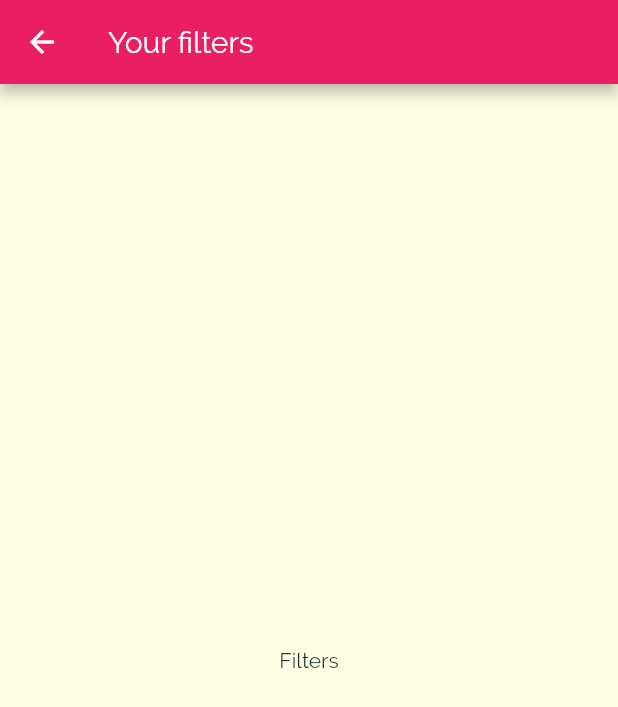
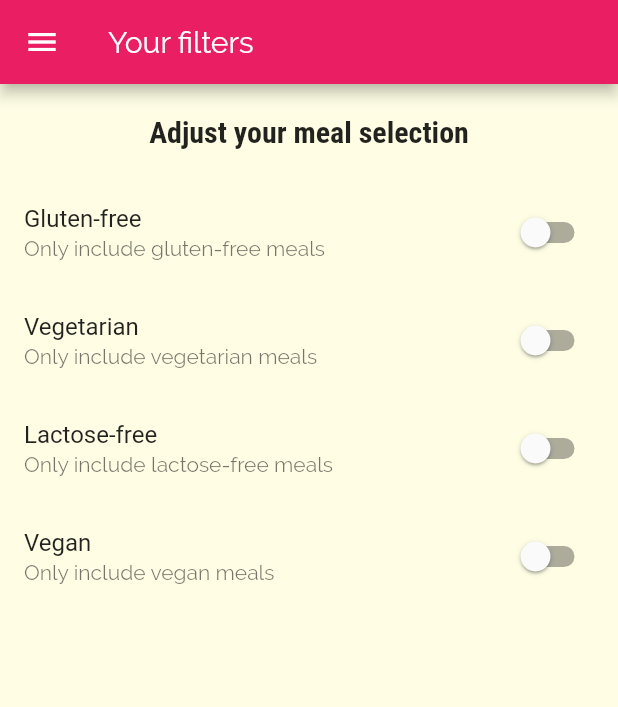
Before and after one commit to prelipceancristian/meals_app, a Flutter app: the FiltersScreen screen opened by its route, on a phone screen of 412 x 824 dp. Shown: the top 707 px of the screen. Run offline on Flutter 3.47's test engine with Material 2 defaults, Android fonts, the phone set to English and light mode, and no system bars.

```diff
--- a/lib/main.dart
+++ b/lib/main.dart
@@ -6,7 +6,19 @@ import 'screens/category_meals_screen.dart';
 
 void main() => runApp(MyApp());
 
-class MyApp extends StatelessWidget {
+class MyApp extends StatefulWidget {
+  @override
+  _MyAppState createState() => _MyAppState();
+}
+
+class _MyAppState extends State<MyApp> {
+Map<String, bool> _filters = {
+  'gluten':false,
+  'vegan':false,
+  'lactose':false,
+  'vegetarian':false
+};
+
   @override
   Widget build(BuildContext context) {
     return MaterialApp(
--- a/lib/screens/filters_screen.dart
+++ b/lib/screens/filters_screen.dart
@@ -1,17 +1,87 @@
 import 'package:flutter/material.dart';
+import '../widgets/main_drawer.dart';
 
-class FiltersScreen extends StatelessWidget {
+class FiltersScreen extends StatefulWidget {
   static const routeName = '/filters';
+
+  @override
+  _FiltersScreenState createState() => _FiltersScreenState();
+}
+
+class _FiltersScreenState extends State<FiltersScreen> {
+  bool _glutenFree = false;
+  bool _vegetarian = false;
+  bool _vegan = false;
+  bool _lactoseFree = false;
+
+  Widget _buildSwitchListTile(String title, String description,
+      bool curentValue, Function updateValue) {
+    return SwitchListTile(
+        title: Text(title),
+        value: curentValue,
+        subtitle: Text(description),
+        onChanged: updateValue);
+  }
 
   @override
   Widget build(BuildContext context) {
     return Scaffold(
-      appBar: AppBar(
-        title: Text('Your filters'),
-      ),
-      body: Center(
-        child: Text('Filters'),
-      ),
-    );
+        appBar: AppBar(
+          title: Text('Your filters'),
+        ),
+        drawer: MainDrawer(),
+        body: Column(children: <Widget>[
+          Container(
+            padding: EdgeInsets.all(20),
+            child: Text('Adjust your meal selection',
+                style: Theme.of(context).textTheme.headline6),
+          ),
+          Expanded(
+            child: ListView(
+              children: <Widget>[
+                _buildSwitchListTile(
+                  'Gluten-free',
+                  'Only include gluten-free meals',
+                  _glutenFree,
+                  (newValue) {
+                    setState(() {
+                      _glutenFree = newValue;
+                    });
+                  },
+                ),
+                _buildSwitchListTile(
+                  'Vegetarian',
+                  'Only include vegetarian meals',
+                  _vegetarian,
+                  (newValue) {
+                    setState(() {
+                      _vegetarian = newValue;
+                    });
+                  },
+                ),
+                _buildSwitchListTile(
+                  'Lactose-free',
+                  'Only include lactose-free meals',
+                  _lactoseFree,
+                  (newValue) {
+                    setState(() {
+                      _lactoseFree = newValue;
+                    });
+                  },
+                ),
+                _buildSwitchListTile(
+                  'Vegan',
+                  'Only include vegan meals',
+                  _vegan,
+                  (newValue) {
+                    setState(() {
+                      _vegan = newValue;
+                    });
+                  },
+                ),
+              ],
+            ),
+          )
+        ]));
   }
 }
--- a/lib/screens/meal_detail_screen.dart
+++ b/lib/screens/meal_detail_screen.dart
@@ -78,6 +78,11 @@ class MealDetailScreen extends StatelessWidget {
           )
         ]),
       ),
+      floatingActionButton: FloatingActionButton(
+          onPressed: () {
+            Navigator.of(context).pop(mealId);
+          },
+          child: Icon(Icons.delete)),
     );
   }
 }
```
Also changed, not shown: lib/screens/category_meals_screen.dart (+44 -19 lines), lib/widgets/meal_item.dart (+16 -6 lines).
